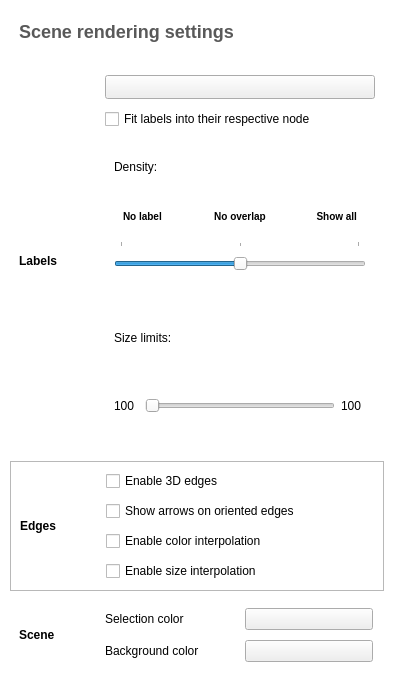
Old version of the form library/tulip-gui/designer/SceneConfigWidget.ui in the repository vadivelselvaraj/TulipGLImprovement.
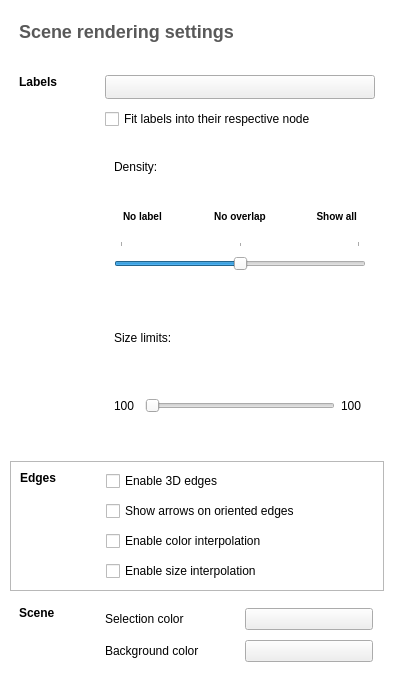
New version of the form. Icons and pictures are not drawn. Custom widgets are drawn as their Qt base class.

The edit to the form file:
```diff
--- a/library/tulip-gui/designer/SceneConfigWidget.ui
+++ b/library/tulip-gui/designer/SceneConfigWidget.ui
@@ -207,6 +207,9 @@
             <property name="text">
              <string>Labels</string>
             </property>
+            <property name="alignment">
+             <set>Qt::AlignLeading|Qt::AlignLeft|Qt::AlignTop</set>
+            </property>
            </widget>
           </item>
           <item>
@@ -443,6 +446,9 @@
             <property name="text">
              <string>Edges</string>
             </property>
+            <property name="alignment">
+             <set>Qt::AlignLeading|Qt::AlignLeft|Qt::AlignTop</set>
+            </property>
            </widget>
           </item>
           <item>
@@ -515,6 +521,9 @@
             <property name="text">
              <string>Scene</string>
             </property>
+            <property name="alignment">
+             <set>Qt::AlignLeading|Qt::AlignLeft|Qt::AlignTop</set>
+            </property>
            </widget>
           </item>
           <item>
```
